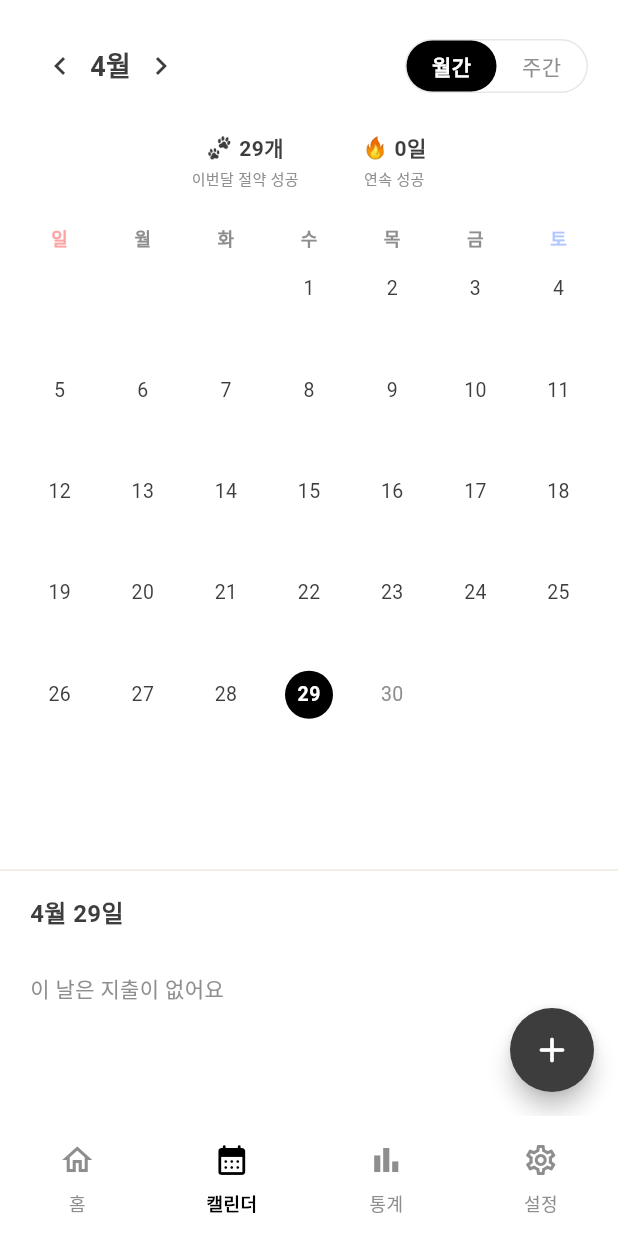
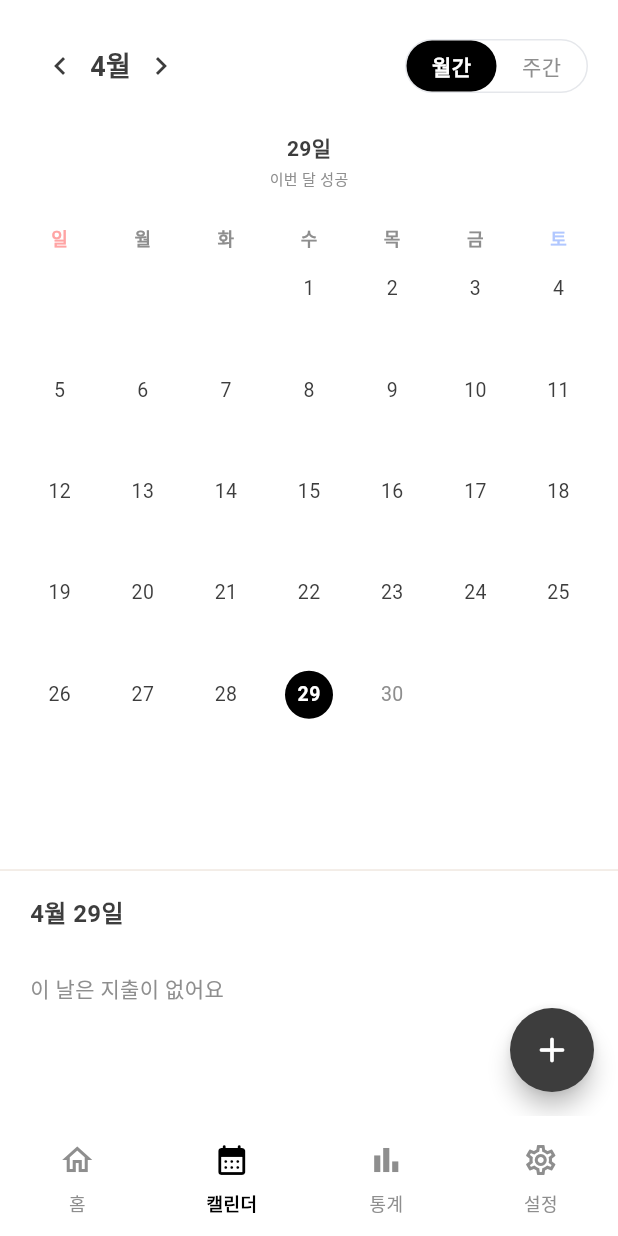
Before and after one commit to seong9566/Daily_manwon, a Flutter app: the CalendarScreen screen opened by its route, on a phone screen of 412 x 824 dp. Run offline on Flutter 3.47's test engine with Material 3 defaults, Android fonts, the phone set to English and light mode, and no system bars; our stand-ins replace drift, drift_flutter, fl_chart, flutter_animate, flutter_local_notifications, flutter_riverpod and 7 more; missing offline and left inert: home_widget; accounts and stored records are empty; generated files the repository leaves out were written again; Roboto replaces fonts that are missing (Pretendard); project files that could hold a hidden picture were left out.

Commit message:
feat(calendar): 성공 배지를 이번 달/주 성공일 단일 칩으로 교체
AcornStreakBadge(도토리/연속일 복합 위젯)를 제거하고,
성공일 수와 라벨만 표시하는 _SuccessBadge 단일 칩으로 대체.

Co-Authored-By: Claude Sonnet 4.6 <noreply@anthropic.com>

```diff
--- a/lib/features/calendar/presentation/screens/calendar_screen.dart
+++ b/lib/features/calendar/presentation/screens/calendar_screen.dart
@@ -2,7 +2,7 @@ import 'package:flutter/material.dart';
 import 'package:flutter_riverpod/flutter_riverpod.dart';
 
 import '../../../../core/theme/app_colors.dart';
-import '../../../../core/widgets/acorn_streak_badge.dart';
+import '../../../../core/theme/app_typography.dart';
 import '../../../expense/presentation/screens/expense_add_screen.dart';
 import '../viewmodels/calendar_view_model.dart';
 import '../widgets/daily_expense_detail.dart';
@@ -128,18 +128,15 @@ class _CalendarScreenState extends ConsumerState<CalendarScreen> {
                       // 성공 통계 배지
                       Center(
                         child: Builder(
-                          builder: (_) {
+                          builder: (context) {
                             final isMonthly = state.viewMode ==
                                 CalendarViewMode.monthly;
                             final successCount = isMonthly
                                 ? state.monthlySuccessCount
                                 : summary.savingDays;
-                            return AcornStreakBadge(
-                              totalAcorns: successCount,
-                              streakDays: state.streakDays,
-                              rewardLabel: isMonthly
-                                  ? '이번달 절약 성공'
-                                  : '이번주 성공',
+                            return _SuccessBadge(
+                              successCount: successCount,
+                              label: isMonthly ? '이번 달 성공' : '이번 주 성공',
                             );
                           },
                         ),
@@ -235,3 +232,49 @@ class _CalendarScreenState extends ConsumerState<CalendarScreen> {
     );
   }
 }
+
+class _SuccessBadge extends StatelessWidget {
+  final int successCount;
+  final String label;
+
+  const _SuccessBadge({required this.successCount, required this.label});
+
+  @override
+  Widget build(BuildContext context) {
+    final isDark = Theme.of(context).brightness == Brightness.dark;
+    final bgColor = isDark ? AppColors.darkSurface : AppColors.background;
+    final mainColor = isDark ? AppColors.darkTextMain : AppColors.textMain;
+    final subColor = isDark ? AppColors.darkTextSub : AppColors.textSub;
+
+    return Semantics(
+      label: '$label $successCount일',
+      child: Container(
+        padding: const EdgeInsets.symmetric(horizontal: 16, vertical: 8),
+        decoration: BoxDecoration(
+          color: bgColor,
+          borderRadius: BorderRadius.circular(12),
+        ),
+        child: Column(
+          mainAxisSize: MainAxisSize.min,
+          children: [
+            Text(
+              '$successCount일',
+              style: AppTypography.bodyMedium.copyWith(
+                color: mainColor,
+                fontWeight: FontWeight.w700,
+              ),
+            ),
+            const SizedBox(height: 2),
+            Text(
+              label,
+              style: AppTypography.bodySmall.copyWith(
+                color: subColor,
+                fontSize: 10,
+              ),
+            ),
+          ],
+        ),
+      ),
+    );
+  }
+}
```
